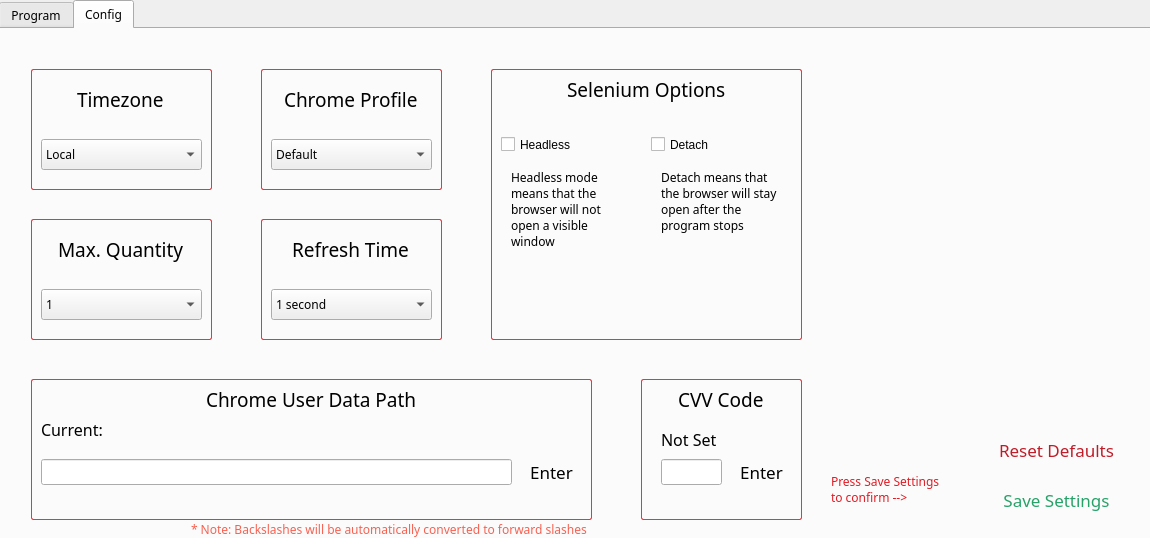
First picture: the form in form.ui, repository cjrustt/pokebot_gui, before the edit.
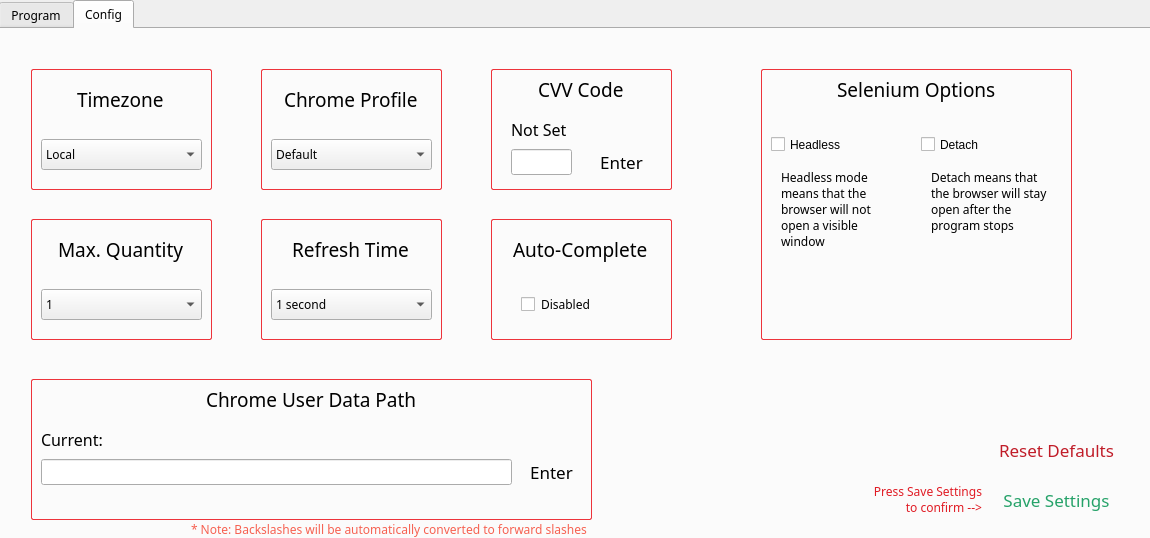
Second picture: the form after the edit. The open tabs and pages were chosen to show the change. Icons and pictures are not drawn.

Patch:
```diff
--- a/form.ui
+++ b/form.ui
@@ -562,41 +562,43 @@
          </widget>
         </item>
         <item>
-         <layout class="QHBoxLayout" name="horizontalLayout">
-          <item>
-           <widget class="QCheckBox" name="auto_complete_button">
-            <property name="baseSize">
-             <size>
-              <width>0</width>
-              <height>0</height>
-             </size>
-            </property>
-            <property name="font">
-             <font>
-              <family>Noto Sans</family>
-              <italic>false</italic>
-              <bold>false</bold>
-              <underline>false</underline>
-              <strikeout>false</strikeout>
-              <kerning>true</kerning>
-             </font>
-            </property>
-            <property name="styleSheet">
-             <string notr="true">border-radius:8px</string>
-            </property>
-            <property name="text">
-             <string>   Auto-
-Complete</string>
-            </property>
-            <property name="iconSize">
-             <size>
-              <width>20</width>
-              <height>20</height>
-             </size>
-            </property>
-           </widget>
-          </item>
-         </layout>
+         <widget class="QPushButton" name="stop_button">
+          <property name="enabled">
+           <bool>true</bool>
+          </property>
+          <property name="minimumSize">
+           <size>
+            <width>0</width>
+            <height>40</height>
+           </size>
+          </property>
+          <property name="baseSize">
+           <size>
+            <width>0</width>
+            <height>0</height>
+           </size>
+          </property>
+          <property name="font">
+           <font>
+            <family>Noto Sans</family>
+            <italic>false</italic>
+            <bold>false</bold>
+           </font>
+          </property>
+          <property name="layoutDirection">
+           <enum>Qt::LayoutDirection::LeftToRight</enum>
+          </property>
+          <property name="styleSheet">
+           <string notr="true">border-radius:8px</string>
+          </property>
+          <property name="text">
+           <string> STOP</string>
+          </property>
+          <property name="icon">
+           <iconset theme="application-exit">
+            <normaloff>../../../.designer/backup</normaloff>../../../.designer/backup</iconset>
+          </property>
+         </widget>
         </item>
        </layout>
       </widget>
@@ -1379,7 +1381,7 @@
        <property name="geometry">
         <rect>
          <x>10</x>
-         <y>40</y>
+         <y>50</y>
          <width>61</width>
          <height>21</height>
         </rect>
@@ -1470,7 +1472,7 @@
        <property name="geometry">
         <rect>
          <x>90</x>
-         <y>40</y>
+         <y>50</y>
          <width>451</width>
          <height>21</height>
         </rect>
@@ -1693,10 +1695,10 @@
      <widget class="QFrame" name="cvv_code_frame">
       <property name="geometry">
        <rect>
-        <x>640</x>
-        <y>350</y>
-        <width>161</width>
-        <height>141</height>
+        <x>490</x>
+        <y>40</y>
+        <width>181</width>
+        <height>121</height>
        </rect>
       </property>
       <property name="styleSheet">
@@ -1740,7 +1742,7 @@
       <widget class="QPushButton" name="cvv_button">
        <property name="geometry">
         <rect>
-         <x>90</x>
+         <x>100</x>
          <y>80</y>
          <width>61</width>
          <height>26</height>
@@ -1769,7 +1771,7 @@
         <rect>
          <x>0</x>
          <y>0</y>
-         <width>161</width>
+         <width>181</width>
          <height>41</height>
         </rect>
        </property>
@@ -1806,7 +1808,7 @@
         <rect>
          <x>20</x>
          <y>50</y>
-         <width>121</width>
+         <width>141</width>
          <height>21</height>
         </rect>
        </property>
@@ -1881,8 +1883,8 @@
      <widget class="QLabel" name="confirm_reset_warning">
       <property name="geometry">
        <rect>
-        <x>830</x>
-        <y>440</y>
+        <x>840</x>
+        <y>450</y>
         <width>141</width>
         <height>41</height>
        </rect>
@@ -1901,11 +1903,14 @@
        <string>Press Save Settings 
 to confirm --&gt;</string>
       </property>
+      <property name="alignment">
+       <set>Qt::AlignmentFlag::AlignRight|Qt::AlignmentFlag::AlignTrailing|Qt::AlignmentFlag::AlignVCenter</set>
+      </property>
      </widget>
      <widget class="QFrame" name="selenium_options_frame">
       <property name="geometry">
        <rect>
-        <x>490</x>
+        <x>760</x>
         <y>40</y>
         <width>311</width>
         <height>271</height>
@@ -2039,6 +2044,103 @@
        </property>
       </widget>
      </widget>
+     <widget class="QFrame" name="auto_complete_frame">
+      <property name="geometry">
+       <rect>
+        <x>490</x>
+        <y>190</y>
+        <width>181</width>
+        <height>121</height>
+       </rect>
+      </property>
+      <property name="styleSheet">
+       <string notr="true">#auto_complete_frame {
+ border: 1px solid rgb(237, 51, 59);
+border-radius:2px;
+}</string>
+      </property>
+      <property name="frameShape">
+       <enum>QFrame::Shape::NoFrame</enum>
+      </property>
+      <property name="lineWidth">
+       <number>1</number>
+      </property>
+      <widget class="QWidget" name="verticalLayoutWidget_12">
+       <property name="geometry">
+        <rect>
+         <x>10</x>
+         <y>10</y>
+         <width>160</width>
+         <height>41</height>
+        </rect>
+       </property>
+       <layout class="QVBoxLayout" name="auto_complete_layout">
+        <item alignment="Qt::AlignmentFlag::AlignHCenter">
+         <widget class="QLabel" name="auto_complete_label">
+          <property name="sizePolicy">
+           <sizepolicy hsizetype="Fixed" vsizetype="Fixed">
+            <horstretch>0</horstretch>
+            <verstretch>0</verstretch>
+           </sizepolicy>
+          </property>
+          <property name="font">
+           <font>
+            <family>Noto Sans</family>
+            <pointsize>14</pointsize>
+            <italic>false</italic>
+            <bold>false</bold>
+            <kerning>true</kerning>
+           </font>
+          </property>
+          <property name="text">
+           <string>Auto-Complete</string>
+          </property>
+          <property name="scaledContents">
+           <bool>false</bool>
+          </property>
+         </widget>
+        </item>
+       </layout>
+      </widget>
+      <widget class="QCheckBox" name="auto_complete_button">
+       <property name="geometry">
+        <rect>
+         <x>30</x>
+         <y>60</y>
+         <width>121</width>
+         <height>51</height>
+        </rect>
+       </property>
+       <property name="baseSize">
+        <size>
+         <width>0</width>
+         <height>0</height>
+        </size>
+       </property>
+       <property name="font">
+        <font>
+         <family>Noto Sans</family>
+         <italic>false</italic>
+         <bold>false</bold>
+         <underline>false</underline>
+         <strikeout>false</strikeout>
+         <kerning>true</kerning>
+        </font>
+       </property>
+       <property name="styleSheet">
+        <string notr="true">border-radius:8px</string>
+       </property>
+       <property name="text">
+        <string>Disabled</string>
+       </property>
+       <property name="iconSize">
+        <size>
+         <width>20</width>
+         <height>20</height>
+        </size>
+       </property>
+      </widget>
+     </widget>
     </widget>
    </widget>
   </widget>
```
Left out of the diff: 30 changed lines with no effect on the pictures.
